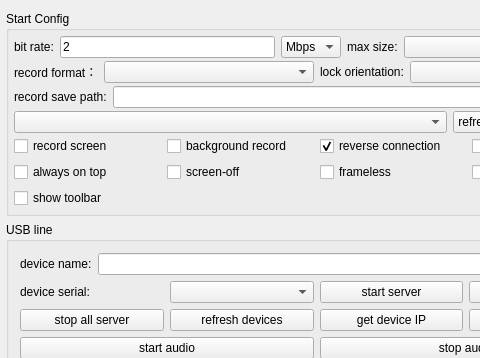
uruhara91/QtScrcpy-Refactored, file QtScrcpy/ui/dialog.ui: the form before one commit; both pictures show x 655 to 1135 and y 0 to 358 of the 1293 by 502 pixel window.
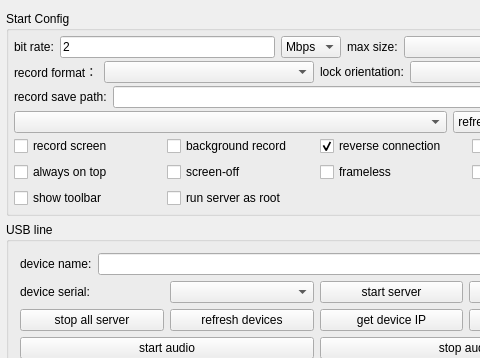
The form after the commit.

The edit to the form file:
```diff
--- a/QtScrcpy/ui/dialog.ui
+++ b/QtScrcpy/ui/dialog.ui
@@ -746,6 +746,25 @@
               </property>
              </widget>
             </item>
+            <item row="2" column="1">
+             <widget class="QCheckBox" name="useRootCheck">
+              <property name="sizePolicy">
+               <sizepolicy hsizetype="Preferred" vsizetype="Preferred">
+                <horstretch>0</horstretch>
+                <verstretch>0</verstretch>
+               </sizepolicy>
+              </property>
+              <property name="toolTip">
+               <string>Launch scrcpy-server as root via 'su -c' (requires a rooted device with su available). Leave unchecked for normal (non-root) shell mode.</string>
+              </property>
+              <property name="text">
+               <string>run server as root</string>
+              </property>
+              <property name="checked">
+               <bool>false</bool>
+              </property>
+             </widget>
+            </item>
            </layout>
           </widget>
          </item>
```
